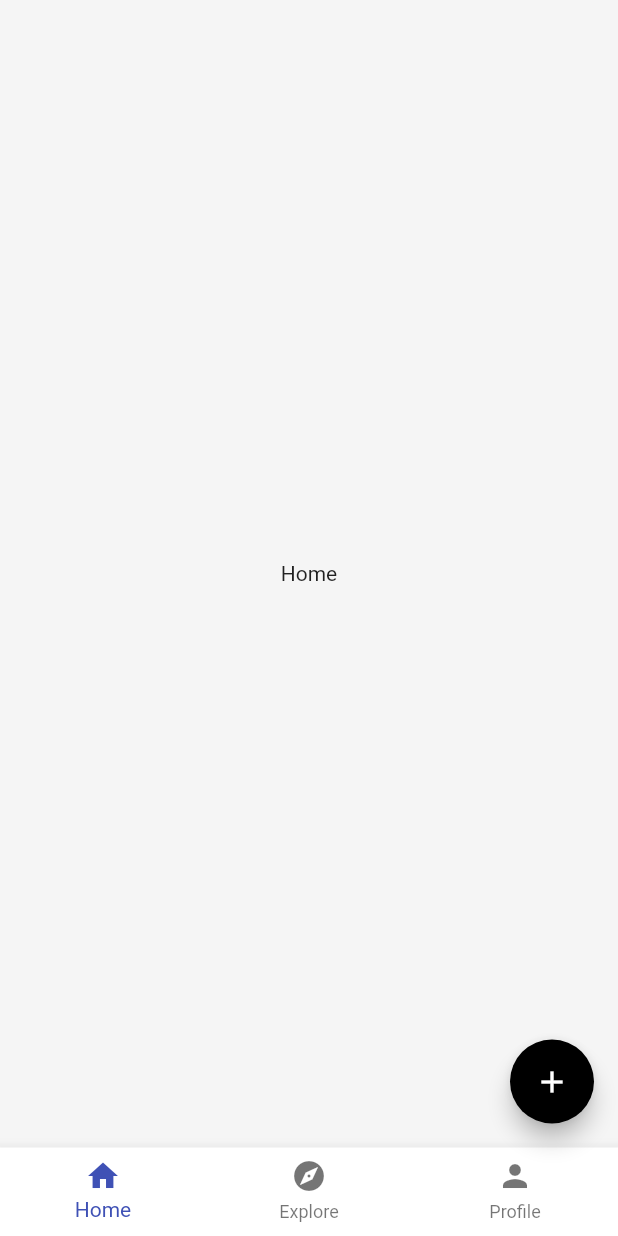
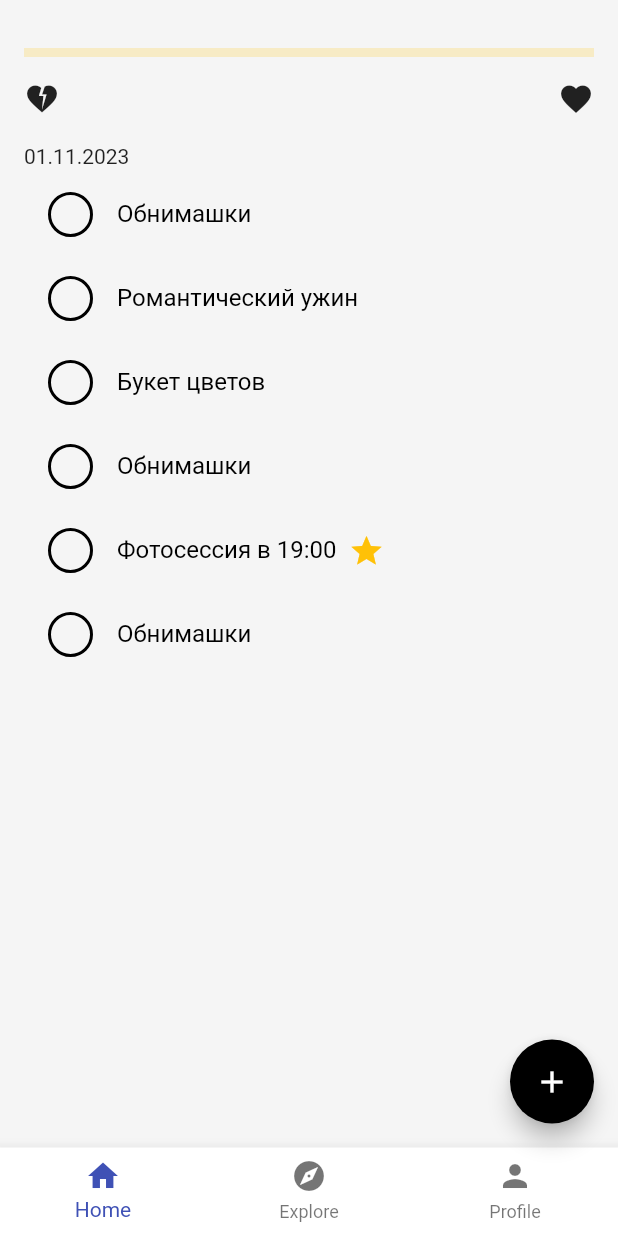
Before and after one commit to Artem-Neludimi/hotelki, a Flutter app: the HomePage screen opened by its route, on a phone screen of 412 x 824 dp. Run offline on Flutter 3.47's test engine with Material 2 defaults, Android fonts, the phone set to English and light mode, and no system bars; our stand-ins replace cached_network_image, firebase_auth, firebase_core, flutter_bloc, gap, go_router and 3 more; accounts and stored records are empty.

Commit message:
home page design

```diff
--- a/lib/core/app/providers.dart
+++ b/lib/core/app/providers.dart
@@ -2,6 +2,7 @@ import 'package:flutter/material.dart';
 import 'package:flutter_bloc/flutter_bloc.dart';
 import 'package:provider/provider.dart';
 import 'package:scalable_flutter_app_starter/feature/creating_hotelka/logic/creating_hotelka_notifier.dart';
+import 'package:scalable_flutter_app_starter/feature/home/logic/bloc/home_bloc.dart';
 
 import '../../feature/auth/logic/bloc/auth_bloc.dart';
 import '../../feature/user/bloc/user_cubit.dart';
@@ -33,6 +34,20 @@ class UnauthorizedRouterProvider extends StatelessWidget {
   }
 }
 
+class HomeProvider extends StatelessWidget {
+  const HomeProvider({super.key, required this.child});
+
+  final Widget child;
+
+  @override
+  Widget build(BuildContext context) {
+    return BlocProvider(
+      create: (context) => HomeBloc()..add(const Started()),
+      child: child,
+    );
+  }
+}
+
 class CreatingHotelkaProvider extends StatelessWidget {
   const CreatingHotelkaProvider({super.key, required this.child});
 
--- a/lib/core/navigation/router.dart
+++ b/lib/core/navigation/router.dart
@@ -40,7 +40,7 @@ final GoRouter router = GoRouter(
         GoRoute(
           parentNavigatorKey: _authorizedRouterKey,
           path: AppRoute.home.path,
-          builder: (context, state) => const HomePage(),
+          builder: (context, state) => const HomeProvider(child: HomePage()),
         ),
         GoRoute(
           parentNavigatorKey: _authorizedRouterKey,
--- /dev/null
+++ b/lib/feature/home/logic/bloc/home_bloc.dart
@@ -0,0 +1,38 @@
+import 'package:flutter/foundation.dart';
+import 'package:flutter_bloc/flutter_bloc.dart';
+
+part 'home_event.dart';
+part 'home_state.dart';
+
+class HomeBloc extends Bloc<HomeEvent, HomeState> {
+  HomeBloc() : super(const HomeInitial()) {
+    on<HomeEvent>(
+      (event, emit) => switch (event) {
+        Started() => _onStarted(event, emit),
+        OnHotelkaItemTap() => _onHotelkaItemTap(event, emit),
+      },
+    );
+  }
+  Future<void> _onStarted(Started event, Emitter<HomeState> emit) async {
+    emit(const HomeLoaded(mockHotelkaItems));
+  }
+
+  Future<void> _onHotelkaItemTap(OnHotelkaItemTap event, Emitter<HomeState> emit) async {
+    final hotelkaItems = [...state.hotelkaItems];
+    hotelkaItems[event.index] = (
+      hotelkaItems[event.index].$1,
+      !hotelkaItems[event.index].$2,
+      hotelkaItems[event.index].$3,
+    );
+    emit(HomeLoaded(hotelkaItems));
+  }
+}
+
+const List<(String, bool, bool)> mockHotelkaItems = [
+  ('Обнимашки', false, false),
+  ('Романтический ужин', false, false),
+  ('Букет цветов', false, false),
+  ('Обнимашки', false, false),
+  ('Фотосессия в 19:00', false, true),
+  ('Обнимашки', false, false),
+];
--- /dev/null
+++ b/lib/feature/home/logic/bloc/home_event.dart
@@ -0,0 +1,16 @@
+part of 'home_bloc.dart';
+
+@immutable
+sealed class HomeEvent {
+  const HomeEvent();
+}
+
+final class Started extends HomeEvent {
+  const Started();
+}
+
+final class OnHotelkaItemTap extends HomeEvent {
+  const OnHotelkaItemTap(this.index);
+
+  final int index;
+}
--- /dev/null
+++ b/lib/feature/home/logic/bloc/home_state.dart
@@ -0,0 +1,23 @@
+part of 'home_bloc.dart';
+
+@immutable
+sealed class HomeState {
+  const HomeState(this._hotelkaItems);
+
+  final List<(String, bool, bool)>? _hotelkaItems;
+  List<(String, bool, bool)> get hotelkaItems => _hotelkaItems!;
+
+  double get percentHotelkaItemsDone {
+    final done = _hotelkaItems!.where((item) => item.$2).length;
+    final total = _hotelkaItems!.length;
+    return done / total;
+  }
+}
+
+final class HomeInitial extends HomeState {
+  const HomeInitial() : super(null);
+}
+
+final class HomeLoaded extends HomeState {
+  const HomeLoaded(super.hotelkaItems);
+}
--- a/lib/feature/home/ui/page/home_page.dart
+++ b/lib/feature/home/ui/page/home_page.dart
@@ -1,7 +1,12 @@
 import 'package:flutter/material.dart';
+import 'package:flutter_bloc/flutter_bloc.dart';
+import 'package:gap/gap.dart';
+import 'package:intl/intl.dart';
 import 'package:scalable_flutter_app_starter/core/extension/context.dart';
 import 'package:scalable_flutter_app_starter/core/navigation/route.dart';
 import 'package:scalable_flutter_app_starter/feature/user/ui/widget/profile_tab.dart';
+
+import '../../logic/bloc/home_bloc.dart';
 
 class HomePage extends StatefulWidget {
   const HomePage({super.key});
@@ -17,7 +22,7 @@ class _HomePageState extends State<HomePage> {
     _HomeTab(
       label: 'Home',
       icon: Icons.home,
-      builder: (context) => const Center(child: Text('Home')),
+      builder: (context) => const _MainHomeTab(),
     ),
     _HomeTab(
       label: 'Explore',
@@ -94,3 +99,71 @@ class _HomeTab {
   final IconData icon;
   final WidgetBuilder builder;
 }
+
+//TODO: make normal home page
+class _MainHomeTab extends StatelessWidget {
+  const _MainHomeTab();
+
+  @override
+  Widget build(BuildContext context) {
+    return BlocBuilder<HomeBloc, HomeState>(
+      builder: (context, state) {
+        if (state is HomeInitial) return const Center(child: CircularProgressIndicator());
+
+        return Padding(
+          padding: const EdgeInsets.all(16),
+          child: Column(
+            crossAxisAlignment: CrossAxisAlignment.start,
+            children: [
+              const Gap(16),
+              LinearProgressIndicator(
+                minHeight: 6,
+                value: state.percentHotelkaItemsDone,
+              ),
+              const Gap(16),
+              const Row(
+                mainAxisAlignment: MainAxisAlignment.spaceBetween,
+                children: [
+                  Icon(Icons.heart_broken),
+                  Icon(Icons.favorite),
+                ],
+              ),
+              const Gap(16),
+              Text(DateFormat('dd.MM.yyyy').format(DateTime.now())),
+              Expanded(
+                child: ListView.builder(
+                  itemCount: state.hotelkaItems.length,
+                  itemBuilder: (context, index) {
+                    final item = state.hotelkaItems[index];
+                    return ListTile(
+                      onTap: () => context.read<HomeBloc>().add(OnHotelkaItemTap(index)),
+                      leading: Container(
+                        width: 30,
+                        height: 30,
+                        decoration: BoxDecoration(
+                          shape: BoxShape.circle,
+                          border: Border.all(
+                            color: context.colorScheme.onSecondary,
+                            width: 2,
+                          ),
+                        ),
+                        child: item.$2 ? Icon(Icons.check, color: context.colorScheme.onSecondary) : null,
+                      ),
+                      title: Row(
+                        children: [
+                          Text(item.$1),
+                          const Gap(8),
+                          if (item.$3) Icon(Icons.star, color: context.colorScheme.tertiary),
+                        ],
+                      ),
+                    );
+                  },
+                ),
+              ),
+            ],
+          ),
+        );
+      },
+    );
+  }
+}
```
